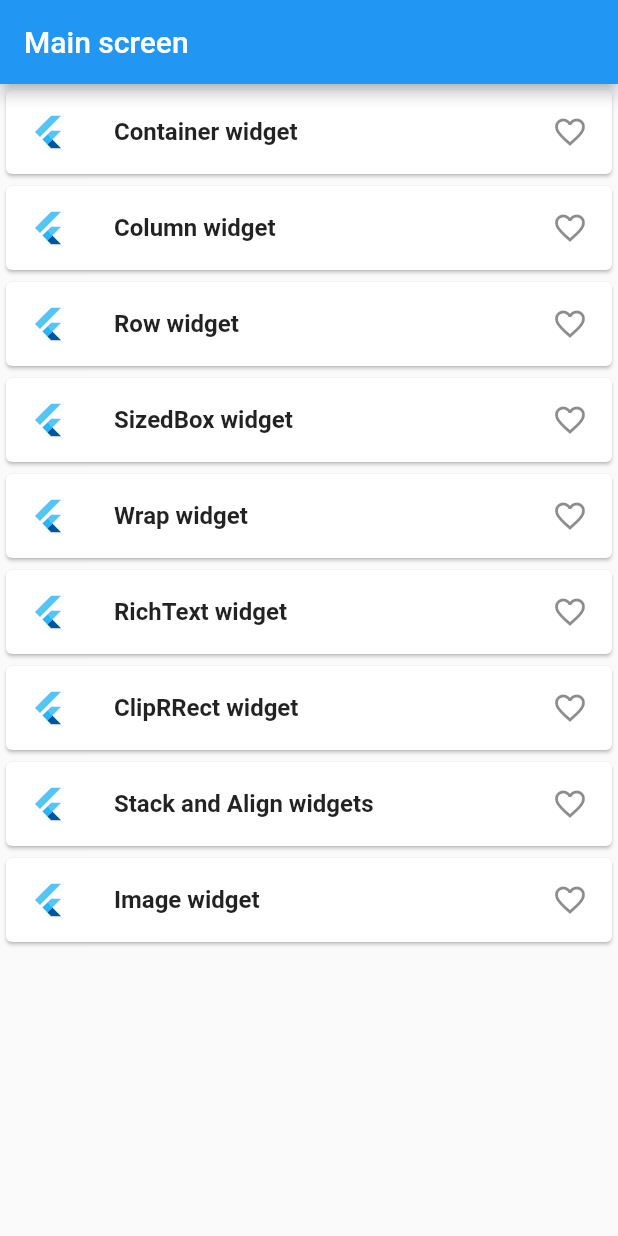
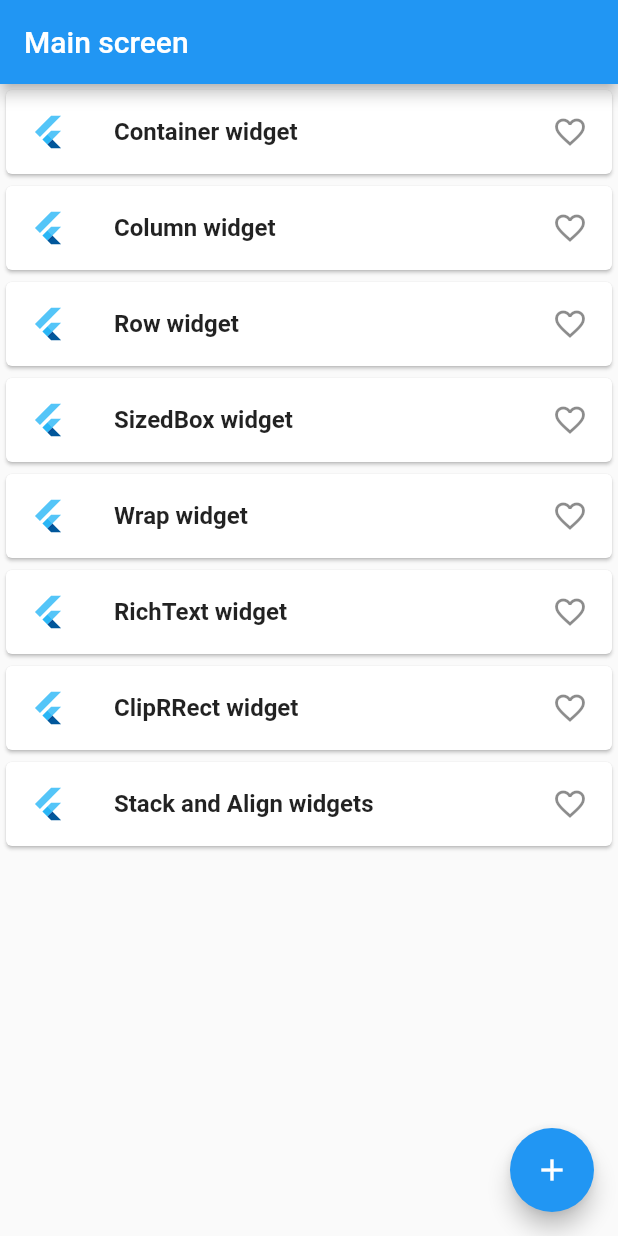
Before and after one commit to alexsit19/basic_widgets, a Flutter app: the screen it shows after launch, on a phone screen of 412 x 824 dp. Run offline on Flutter 3.47's test engine with Material 2 defaults, Android fonts, the phone set to English and light mode, and no system bars.

Commit message:
add floating action button and snackbar

```diff
--- a/lib/screens/main_screen.dart
+++ b/lib/screens/main_screen.dart
@@ -18,7 +18,26 @@ class MainScreen extends StatelessWidget {
         appBar: AppBar(
           title: const Text(Strings.mainScreenTitle),
         ),
-        body: getBody(context));
+        body: getBody(context),
+        floatingActionButton: FloatingActionButton(
+          child: const Icon(Icons.add),
+          onPressed: () {
+            ScaffoldMessenger.of(context).showSnackBar(getSnackBar());
+          },
+        ),
+    );
+  }
+
+  SnackBar getSnackBar() {
+    return SnackBar(
+      content: const Text("Float action button is pressed"),
+      behavior: SnackBarBehavior.floating,
+      duration: const Duration(milliseconds: 1500),
+      action: SnackBarAction(
+          label: 'Ok',
+          onPressed: () {}
+      ),
+    );
   }
 
   Widget getBody(BuildContext context) {
@@ -144,15 +163,6 @@ class MainScreen extends StatelessWidget {
                     fontWeight: FontWeight.bold,
                   ))),
         ),
-        Card(
-          child: ListTile(
-              leading: FlutterLogo(),
-              trailing: Icon(Icons.favorite_border_outlined),
-              title: Text(Strings.image,
-                  style: TextStyle(
-                    fontWeight: FontWeight.bold,
-                  ))),
-        ),
       ],
     );
   }
--- a/lib/strings.dart
+++ b/lib/strings.dart
@@ -10,6 +10,5 @@ class Strings {
   static const String richText = "RichText widget";
   static const String clipRRectWidget = "ClipRRect widget";
   static const String stackAndAlign = "Stack and Align widgets";
-  static const String image = "Image widget";
 
 }
```
